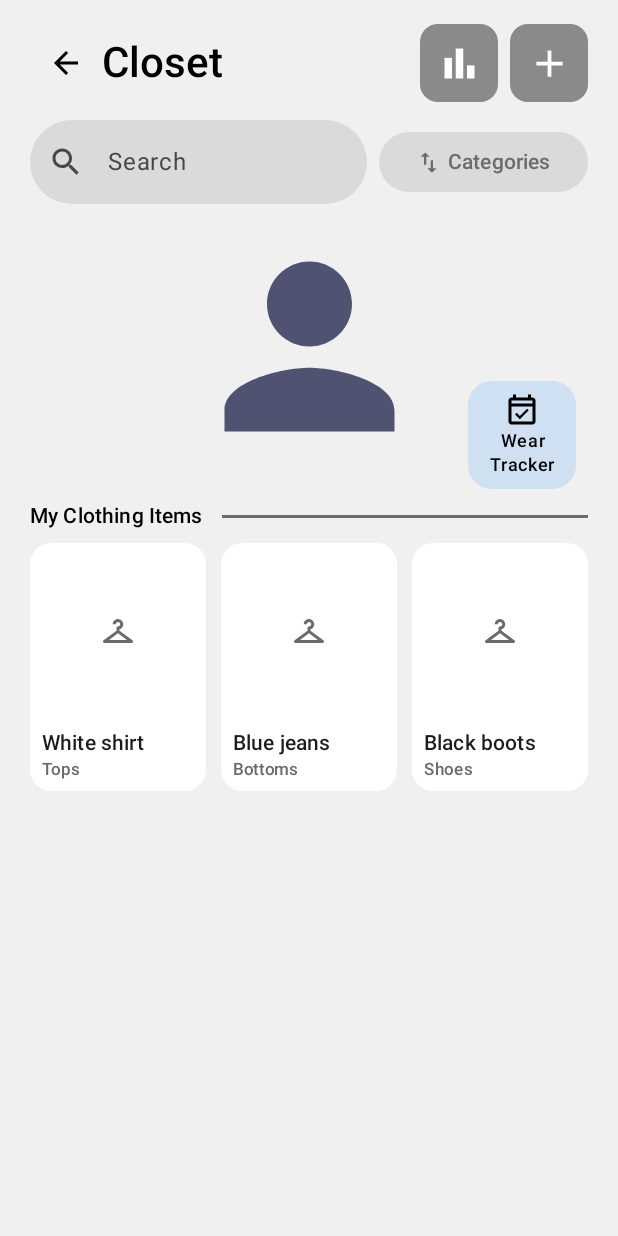
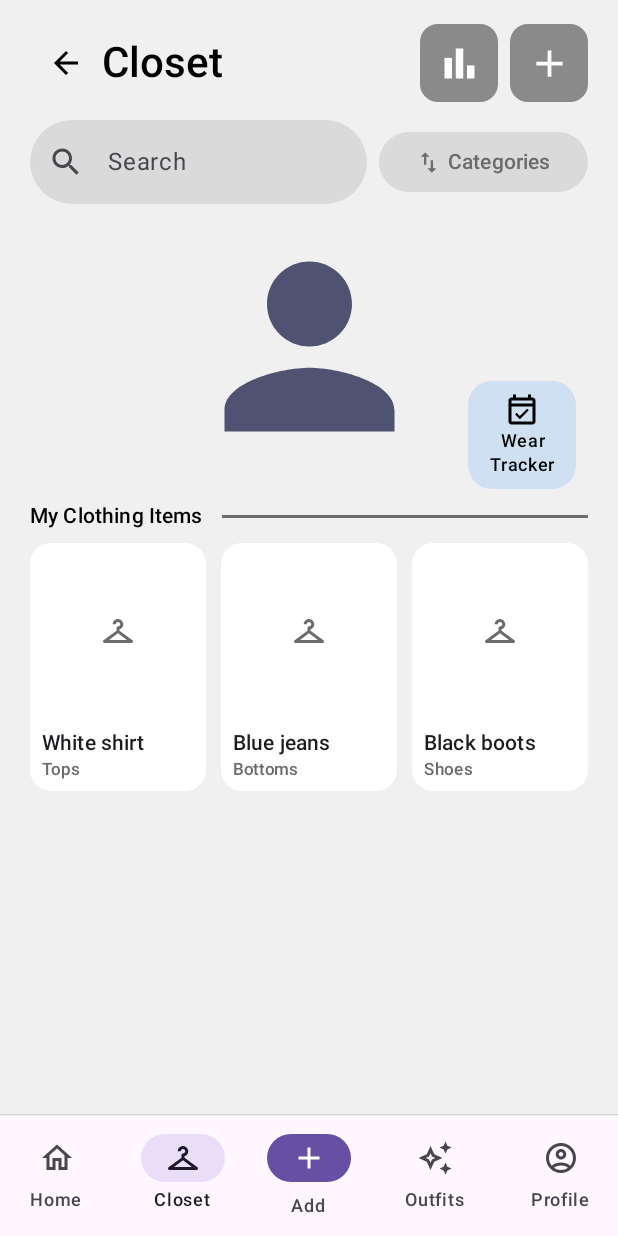
Before and after one commit to aljaziKhalid/Mobile-Application-Programming-Project-, an Android app built with Jetpack Compose: the @Preview function ClosetContentPreview, on a phone screen of 412 x 824 dp. Run offline under Robolectric (Android 15) with nearby library versions, the phone set to English and light mode, and no system bars.

Commit message:
Added a bottom bar in the Closet Screen

```diff
--- a/app/src/main/java/com/mystiq/ui/screens/Closet/ClosetScreen.kt
+++ b/app/src/main/java/com/mystiq/ui/screens/Closet/ClosetScreen.kt
@@ -41,6 +41,7 @@ import androidx.compose.material3.IconButton
 import androidx.compose.material3.Icon
 import androidx.compose.material3.IconButtonDefaults
 import androidx.compose.material3.MaterialTheme
+import androidx.compose.material3.Scaffold
 import androidx.compose.material3.Surface
 import androidx.compose.material3.Text
 import androidx.compose.material3.TextButton
@@ -56,6 +57,7 @@ import androidx.compose.ui.text.style.TextAlign
 import androidx.compose.ui.text.style.TextOverflow
 import androidx.compose.ui.tooling.preview.Preview
 import androidx.compose.ui.unit.dp
+import com.mystiq.ui.components.MystiqBottomBar
 
 // TODO: move these into ui/theme/Color.kt
 private val ScreenBackground = Color(0xFFF0F0F0)
@@ -77,11 +79,29 @@ fun ClosetScreen(
     onWearTrackerClick: () -> Unit,
     onCategoriesClick: () -> Unit,
     onItemClick: (Long) -> Unit,
+    onHomeClick: () -> Unit,
+    onOutfitsClick: () -> Unit,
+    onProfileClick: () -> Unit,
     modifier: Modifier = Modifier
 ) {
+    Scaffold(
+        modifier = modifier,
+        containerColor = ScreenBackground,
+        bottomBar = {
+            MystiqBottomBar(
+                selectedTab = "closet",
+                onHomeClick = onHomeClick,
+                onClosetClick = {},                 // already on Closet
+                onAddClick = onAddItemClick,        // Add tab -> camera
+                onOutfitsClick = onOutfitsClick,
+                onProfileClick = onProfileClick
+            )
+        }
+    ) { innerPadding ->
         Column(
-        modifier = modifier
+            modifier = Modifier
                 .fillMaxSize()
+                .padding(innerPadding)
                 .background(ScreenBackground)
                 .padding(horizontal = 20.dp, vertical = 16.dp)
         ) {
@@ -111,6 +131,7 @@ fun ClosetScreen(
                         color = MutedText
                     )
                     else -> ClothingGrid(items = uiState.visibleItems, onItemClick = onItemClick)
+                }
             }
         }
     }
@@ -335,7 +356,8 @@ private fun PreviewScreen(state: ClosetUiState) {
             uiState = state,
             onBackClick = {},
             onSearchQueryChange = {}, onRetryClick = {}, onAddItemClick = {},
-            onStatsClick = {}, onWearTrackerClick = {}, onCategoriesClick = {}, onItemClick = {}
+            onStatsClick = {}, onWearTrackerClick = {}, onCategoriesClick = {}, onItemClick = {},
+            onHomeClick = {}, onOutfitsClick = {}, onProfileClick = {}
         )
     }
 }
```
Also changed, not shown: app/src/main/java/com/mystiq/MainActivity.kt (+8 -1 lines), app/src/main/java/com/mystiq/ui/screens/Closet/ClosetRoute.kt (+7 -1 lines). Lines whose indentation alone changed are shown as unchanged.
